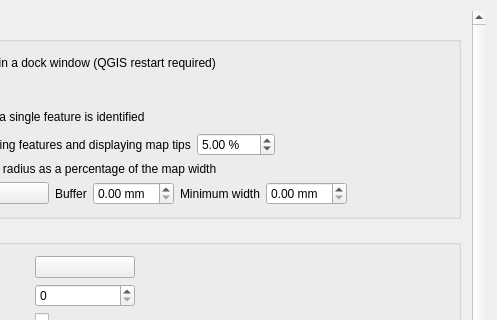
Before: the Qt Designer form src/ui/qgsoptionsbase.ui in qgis/QGIS, drawn with Qt 5; both pictures show x 323 to 820 and y 0 to 320 of the 820 by 636 pixel window.
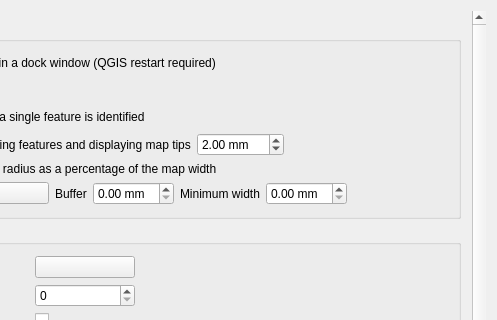
After: the same form once the commit is applied. The open tabs and pages were chosen to show the change. Icons and pictures are not drawn. Custom widgets are drawn as their Qt base class.

```diff
--- a/src/ui/qgsoptionsbase.ui
+++ b/src/ui/qgsoptionsbase.ui
@@ -2602,7 +2602,7 @@
                     <item>
                      <widget class="QDoubleSpinBox" name="spinBoxIdentifyValue">
                       <property name="suffix">
-                       <string> %</string>
+                       <string> mm</string>
                       </property>
                       <property name="maximum">
                        <double>100.000000000000000</double>
@@ -2611,7 +2611,7 @@
                        <double>0.010000000000000</double>
                       </property>
                       <property name="value">
-                       <double>5.000000000000000</double>
+                       <double>2.000000000000000</double>
                       </property>
                      </widget>
                     </item>
```
Left out of the diff: 8 changed lines with no effect on the pictures.
